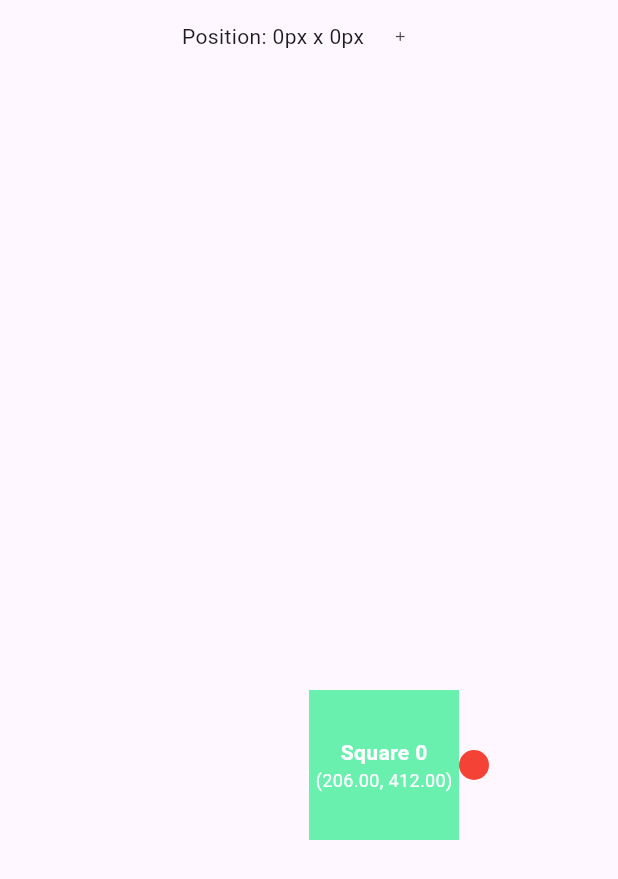
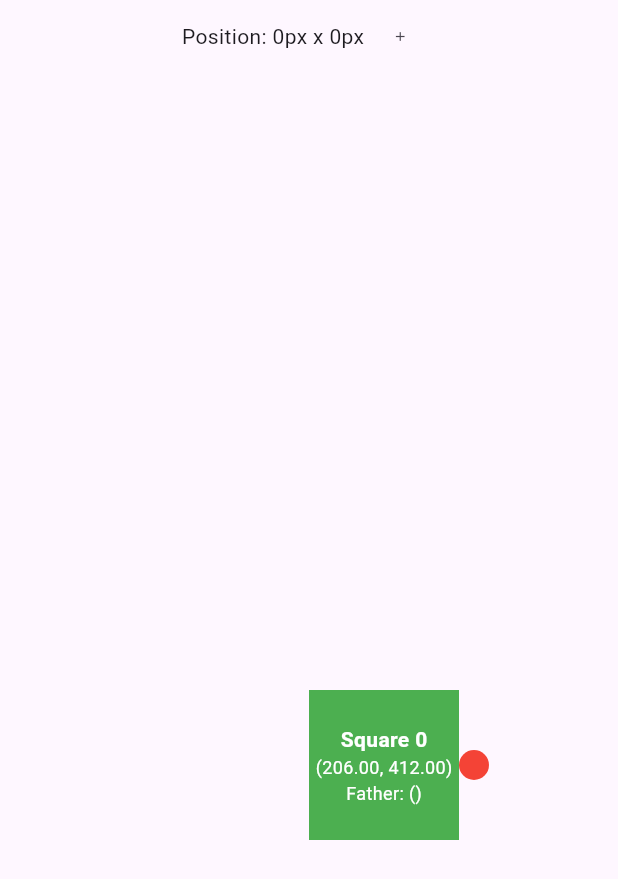
Before and after one commit to CerberusProgrammer/dialo, a Flutter app: the screen it shows after launch, after a tap on the "add" icon, on a phone screen of 412 x 824 dp. Shown: the top 879 px of the screen. Run offline on Flutter 3.47's test engine with Material 3 defaults, Android fonts, the light colour scheme and no system bars.

Commit message:
refactor: Update MovableSquare to track connections with other squares

```diff
--- a/lib/interactive_screen/movable_square.dart
+++ b/lib/interactive_screen/movable_square.dart
@@ -2,14 +2,15 @@ import 'package:flutter/material.dart';
 
 class MovableSquare extends StatefulWidget {
   final int id;
-  final Offset initialPosition;
+  Offset initialPosition;
   final MovableSquare? movableSquareFather;
   final List<MovableSquare>? movableSquareChildren;
   final Function(Offset) onDrawStart;
   final Function(Offset) onDrawUpdate;
   final Function() onDrawEnd;
+  final List<MovableSquare> connections = [];
 
-  const MovableSquare({
+  MovableSquare({
     super.key,
     required this.initialPosition,
     required this.onDrawStart,
@@ -19,7 +20,6 @@ class MovableSquare extends StatefulWidget {
     this.movableSquareFather,
     this.movableSquareChildren,
   });
-
   @override
   State<MovableSquare> createState() => _MovableSquareState();
 }
@@ -44,11 +44,12 @@ class _MovableSquareState extends State<MovableSquare> {
                 setState(() {
                   position += details.delta;
                 });
+                widget.initialPosition = position;
               },
               child: Container(
                 width: 100,
                 height: 100,
-                color: Colors.greenAccent,
+                color: Colors.green,
                 child: Column(
                   crossAxisAlignment: CrossAxisAlignment.center,
                   mainAxisAlignment: MainAxisAlignment.center,
@@ -62,6 +63,10 @@ class _MovableSquareState extends State<MovableSquare> {
                     ),
                     Text(
                       '(${position.dx.toStringAsFixed(2)}, ${position.dy.toStringAsFixed(2)})',
+                      style: const TextStyle(color: Colors.white, fontSize: 12),
+                    ),
+                    Text(
+                      'Father: ${widget.connections.map((connection) => connection.id) ?? 'None'}',
                       style: const TextStyle(color: Colors.white, fontSize: 12),
                     ),
                   ],
@@ -78,7 +83,10 @@ class _MovableSquareState extends State<MovableSquare> {
               onPanUpdate: (details) => widget.onDrawUpdate(position +
                   Offset(100 + details.localPosition.dx,
                       40 + details.localPosition.dy)),
-              onPanEnd: (details) => widget.onDrawEnd(),
+              onPanEnd: (details) {
+                setState(() {});
+                widget.onDrawEnd();
+              },
               child: Container(
                 width: 20,
                 height: 20,
```
